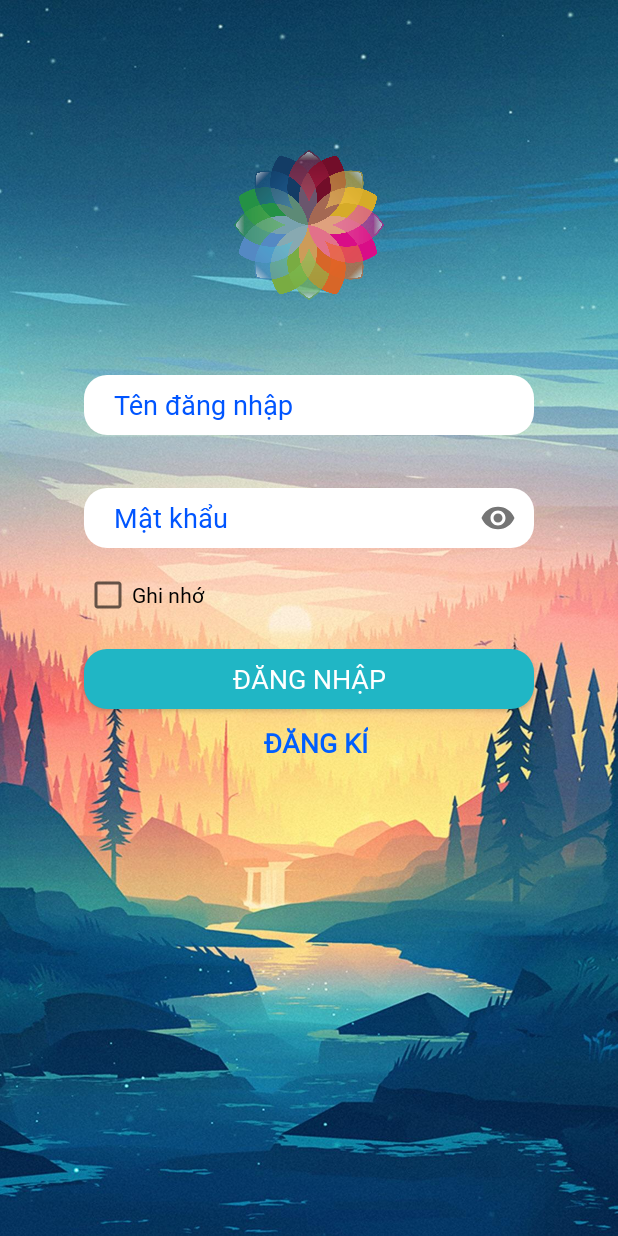
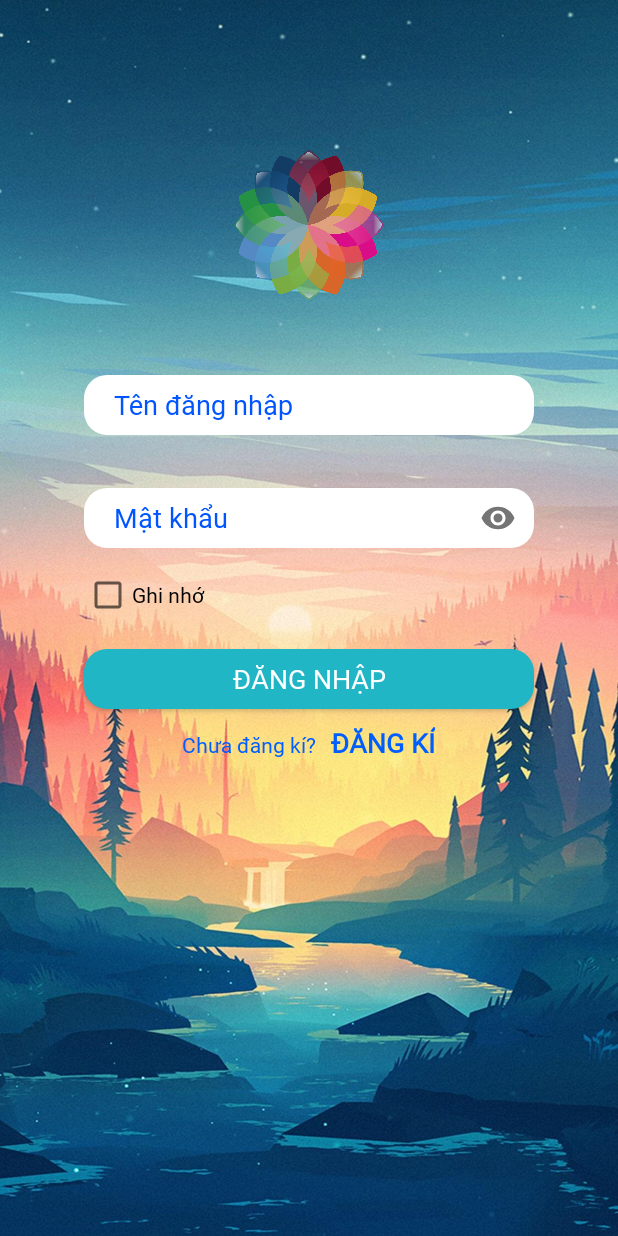
Before and after one commit to haibui2505/ASM_MOB204_PK01120_PK01537, an Android app: the DangNhap screen opened directly, with no data from a screen before it, on a phone screen of 412 x 824 dp. Run offline under Robolectric (Android 15) with nearby library versions, the phone set to English and light mode, and no system bars; libraries missing offline, so code that uses them is left out: com.blogspot.atifsoftwares.

Commit message:
Đã sửa

```diff
--- a/FALL2020/ASMPK011202/app/src/main/res/layout/activity_dang_nhap.xml
+++ b/FALL2020/ASMPK011202/app/src/main/res/layout/activity_dang_nhap.xml
@@ -79,6 +79,12 @@
         android:layout_height="wrap_content"
         android:orientation="horizontal"
         android:layout_marginTop="10dp">
+        <TextView
+            android:layout_width="wrap_content"
+            android:layout_height="35dp"
+            android:textColor="#FF005EFF"
+            android:fontFamily="@font/cour"
+            android:text="@string/ch_a_ng_k"></TextView>
 
         <TextView
             android:id="@+id/textview_register"
```
